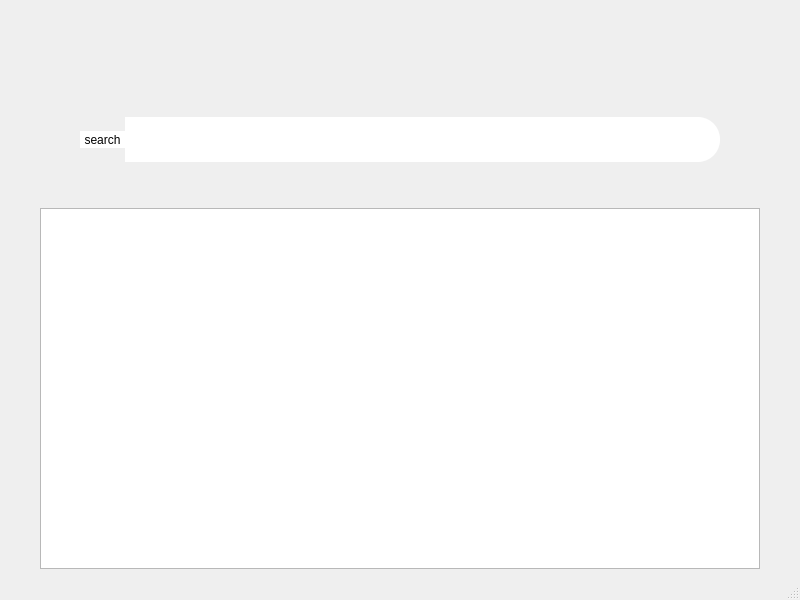
Qt form GUI/searchwindow.ui (aznszn/searchoverflow) before a commit.
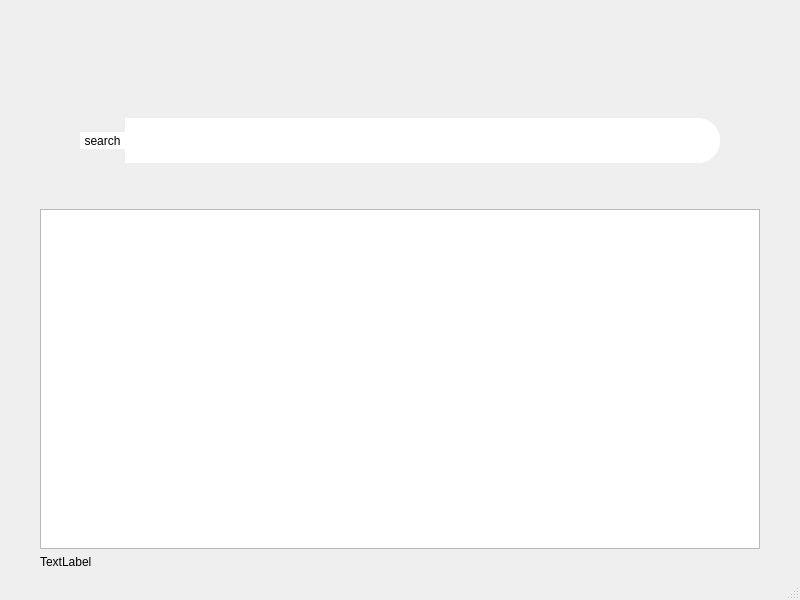
The same form after that commit.

Diff of the .ui file:
```diff
--- a/GUI/searchwindow.ui
+++ b/GUI/searchwindow.ui
@@ -44,7 +44,7 @@
         <property name="minimumSize">
          <size>
           <width>320</width>
-          <height>62</height>
+          <height>63</height>
          </size>
         </property>
         <property name="text">
@@ -156,6 +156,19 @@
           <verstretch>1</verstretch>
          </sizepolicy>
         </property>
+        <property name="font">
+         <font>
+          <pointsize>14</pointsize>
+          <italic>false</italic>
+          <bold>false</bold>
+         </font>
+        </property>
+        <property name="cursor" stdset="0">
+         <cursorShape>PointingHandCursor</cursorShape>
+        </property>
+        <property name="mouseTracking">
+         <bool>true</bool>
+        </property>
         <property name="styleSheet">
          <string notr="true"/>
         </property>
@@ -163,6 +176,13 @@
       </item>
      </layout>
     </item>
+    <item row="1" column="0">
+     <widget class="QLabel" name="infoLabel">
+      <property name="text">
+       <string>TextLabel</string>
+      </property>
+     </widget>
+    </item>
    </layout>
   </widget>
   <widget class="QMenuBar" name="menubar">
```
Left out of the diff: 10 changed lines with no effect on the pictures.
